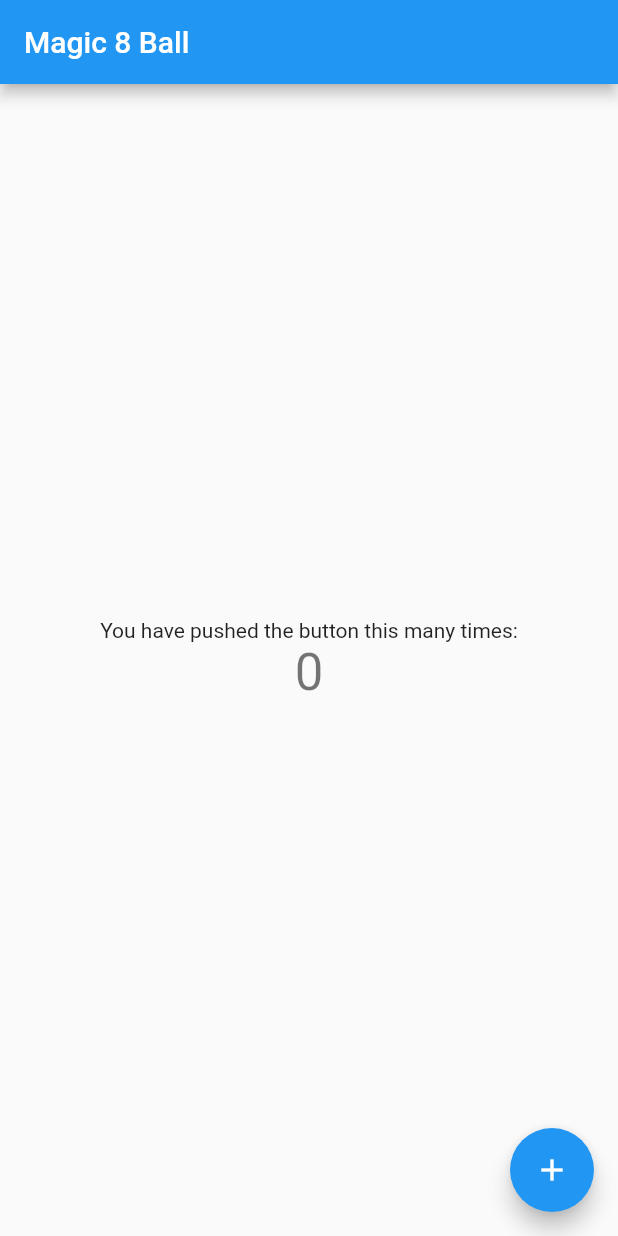
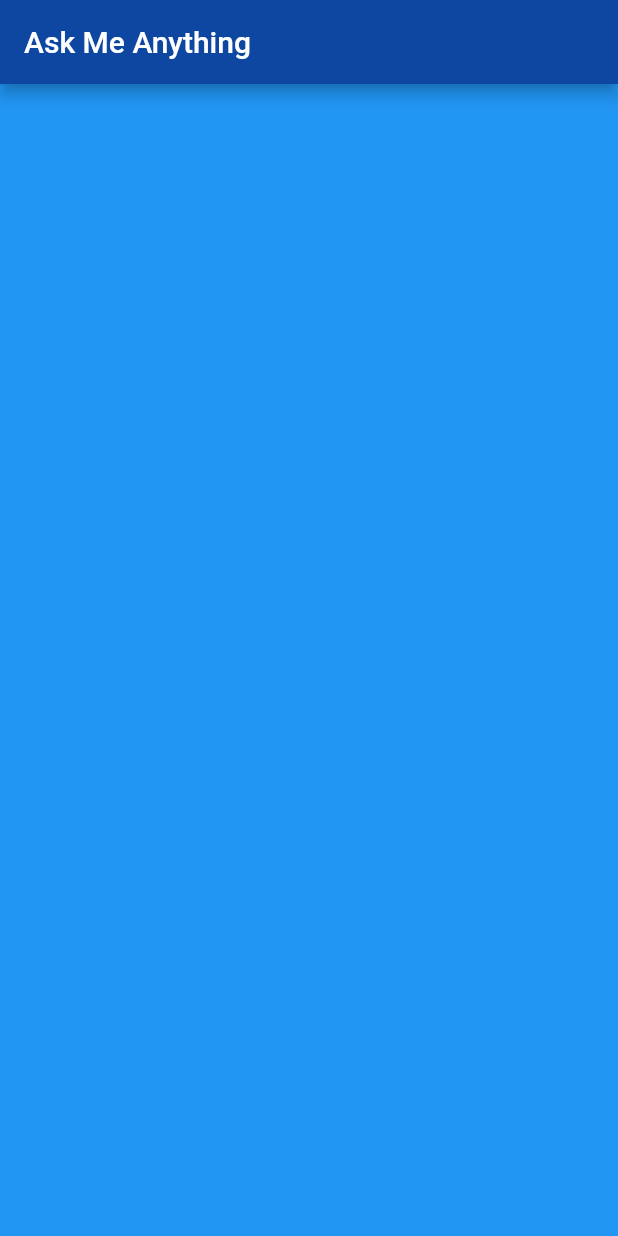
Before and after one commit to seanlubbers1/flutter-projects, a Flutter app: the screen it shows after launch, on a phone screen of 412 x 824 dp. Run offline on Flutter 3.47's test engine with Material 2 defaults, Android fonts, the phone set to English and light mode, and no system bars.

Commit message:
Added stateless widget with app bar and empty container

```diff
--- a/magic_8_ball/lib/main.dart
+++ b/magic_8_ball/lib/main.dart
@@ -1,115 +1,25 @@
 import 'package:flutter/material.dart';
 
-void main() {
-  runApp(const MyApp());
-}
+void main() => runApp(
+  MaterialApp(
+    home: BallPage(),
+  ),
+);
 
-class MyApp extends StatelessWidget {
-  const MyApp({super.key});
-
-  // This widget is the root of your application.
+class BallPage extends StatelessWidget {
   @override
   Widget build(BuildContext context) {
     return MaterialApp(
-      title: 'Flutter Demo',
-      theme: ThemeData(
-        // This is the theme of your application.
-        //
-        // Try running your application with "flutter run". You'll see the
-        // application has a blue toolbar. Then, without quitting the app, try
-        // changing the primarySwatch below to Colors.green and then invoke
-        // "hot reload" (press "r" in the console where you ran "flutter run",
-        // or simply save your changes to "hot reload" in a Flutter IDE).
-        // Notice that the counter didn't reset back to zero; the application
-        // is not restarted.
-        primarySwatch: Colors.blue,
+      home: Scaffold(
+        appBar: AppBar(
+          title: const Text('Ask Me Anything'),
+          backgroundColor: Colors.blue[900],
+        ), //AppBar
+        backgroundColor: Colors.blue,
+        body: Container(
+
+        )
       ),
-      home: const MyHomePage(title: 'Magic 8 Ball'),
     );
   }
 }
-
-class MyHomePage extends StatefulWidget {
-  const MyHomePage({super.key, required this.title});
-
-  // This widget is the home page of your application. It is stateful, meaning
-  // that it has a State object (defined below) that contains fields that affect
-  // how it looks.
-
-  // This class is the configuration for the state. It holds the values (in this
-  // case the title) provided by the parent (in this case the App widget) and
-  // used by the build method of the State. Fields in a Widget subclass are
-  // always marked "final".
-
-  final String title;
-
-  @override
-  State<MyHomePage> createState() => _MyHomePageState();
-}
-
-class _MyHomePageState extends State<MyHomePage> {
-  int _counter = 0;
-
-  void _incrementCounter() {
-    setState(() {
-      // This call to setState tells the Flutter framework that something has
-      // changed in this State, which causes it to rerun the build method below
-      // so that the display can reflect the updated values. If we changed
-      // _counter without calling setState(), then the build method would not be
-      // called again, and so nothing would appear to happen.
-      _counter++;
-    });
-  }
-
-  @override
-  Widget build(BuildContext context) {
-    // This method is rerun every time setState is called, for instance as done
-    // by the _incrementCounter method above.
-    //
-    // The Flutter framework has been optimized to make rerunning build methods
-    // fast, so that you can just rebuild anything that needs updating rather
-    // than having to individually change instances of widgets.
-    return Scaffold(
-      appBar: AppBar(
-        // Here we take the value from the MyHomePage object that was created by
-        // the App.build method, and use it to set our appbar title.
-        title: Text(widget.title),
-      ),
-      body: Center(
-        // Center is a layout widget. It takes a single child and positions it
-        // in the middle of the parent.
-        child: Column(
-          // Column is also a layout widget. It takes a list of children and
-          // arranges them vertically. By default, it sizes itself to fit its
-          // children horizontally, and tries to be as tall as its parent.
-          //
-          // Invoke "debug painting" (press "p" in the console, choose the
-          // "Toggle Debug Paint" action from the Flutter Inspector in Android
-          // Studio, or the "Toggle Debug Paint" command in Visual Studio Code)
-          // to see the wireframe for each widget.
-          //
-          // Column has various properties to control how it sizes itself and
-          // how it positions its children. Here we use mainAxisAlignment to
-          // center the children vertically; the main axis here is the vertical
-          // axis because Columns are vertical (the cross axis would be
-          // horizontal).
-          mainAxisAlignment: MainAxisAlignment.center,
-          children: <Widget>[
-            const Text(
-              'You have pushed the button this many times:',
-            ),
-            Text(
-              '$_counter',
-              style: Theme.of(context).textTheme.headline4,
-            ),
-          ],
-        ),
-      ),
-      floatingActionButton: FloatingActionButton(
-        onPressed: _incrementCounter,
-        tooltip: 'Increment',
-        child: const Icon(Icons.add),
-      ), // This trailing comma makes auto-formatting nicer for build methods.
-    );
-  }
-}
```
Also changed, not shown: 1 other file.
